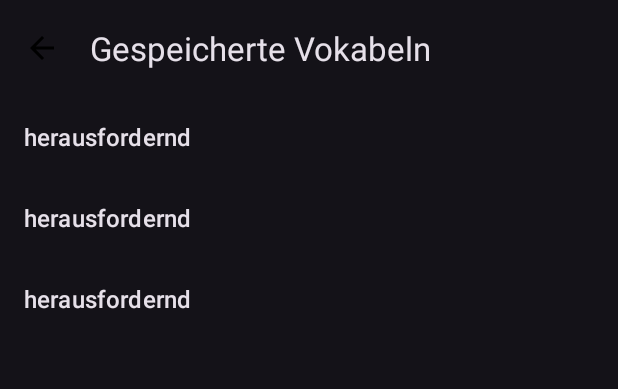
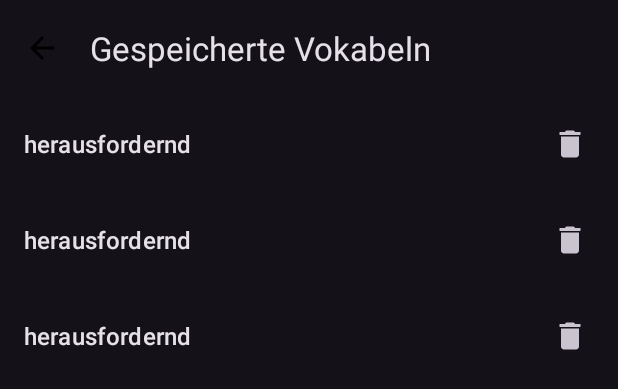
Before and after one commit to Satoriooo/DE-Schreibung, an Android app: the layout activity_vocabulary_list.xml on its own in the app's theme, with its tools: preview values and no code run, on a phone screen of 412 x 824 dp. Shown: the top 389 px of the screen. Run offline under Robolectric (Android 15) with nearby library versions, the phone set to English and light mode, and no system bars.

Commit message:
Vokabulary list: Add func: delete button

```diff
--- a/DE-Schreibung-App/app/src/main/res/layout/item_vocabulary.xml
+++ b/DE-Schreibung-App/app/src/main/res/layout/item_vocabulary.xml
@@ -1,19 +1,33 @@
 <?xml version="1.0" encoding="utf-8"?>
-<LinearLayout xmlns:android="http://schemas.android.com/apk/res/android"
+<RelativeLayout xmlns:android="http://schemas.android.com/apk/res/android"
     xmlns:tools="http://schemas.android.com/tools"
     android:layout_width="match_parent"
     android:layout_height="wrap_content"
-    android:orientation="horizontal"
-    android:padding="16dp"
-    android:gravity="center_vertical"
+    android:minHeight="?android:attr/listPreferredItemHeight"
+    android:paddingStart="16dp"
+    android:paddingEnd="8dp"
+    android:background="?android:attr/selectableItemBackground">
 
-    android:background="?android:attr/selectableItemBackground">
+    <ImageButton
+        android:id="@+id/buttonDelete"
+        android:layout_width="48dp"
+        android:layout_height="48dp"
+        android:src="@drawable/ic_delete"
+        android:background="?android:attr/selectableItemBackgroundBorderless"
+        android:layout_alignParentEnd="true"
+        android:layout_centerVertical="true"
+        android:contentDescription="Löschen"
+        app:tint="?android:attr/textColorSecondary"
+        xmlns:app="http://schemas.android.com/apk/res-auto" />
 
     <TextView
         android:id="@+id/textViewGermanWord"
-        android:layout_width="wrap_content"
+        android:layout_width="match_parent"
         android:layout_height="wrap_content"
+        android:layout_centerVertical="true"
+        android:layout_toStartOf="@id/buttonDelete"
+        android:layout_marginEnd="16dp"
         android:textAppearance="?attr/textAppearanceListItem"
         tools:text="herausfordernd" />
 
-</LinearLayout>
+</RelativeLayout>
```
Also changed, not shown: DE-Schreibung-App/app/src/main/java/com/example/deschreibung/VocabularyListActivity.java (+39 -22 lines), DE-Schreibung-App/app/src/main/java/com/example/deschreibung/VocabularyListAdapter.java (+16 -11 lines).
